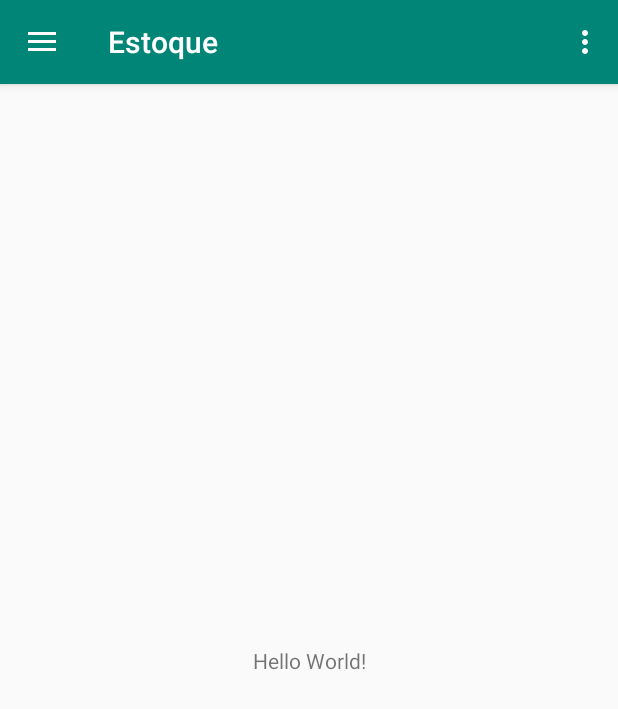
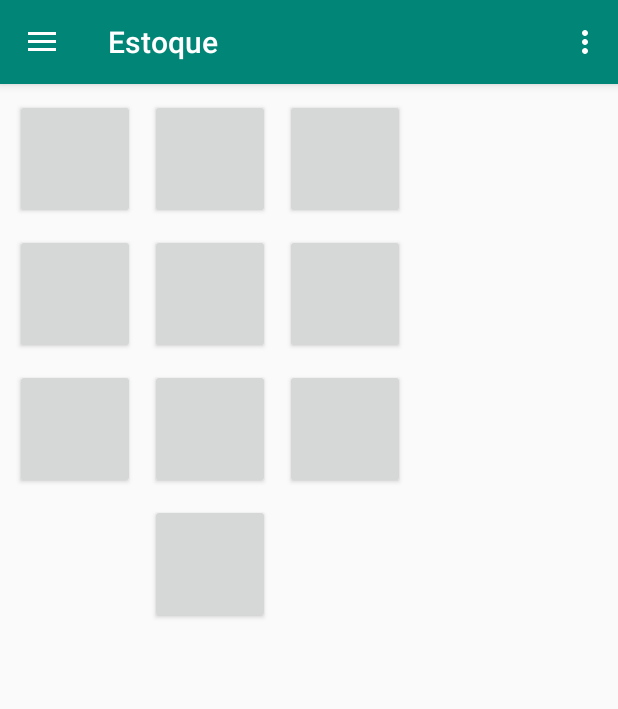
Before and after one commit to jeancsanchez/Calculadoras, an Android app: the screen it shows after launch (MainActivity), on a phone screen of 412 x 824 dp. Shown: the top 709 px of the screen. Run offline under Robolectric (Android 15) with nearby library versions, the phone set to English and light mode, and no system bars.

Commit message:
layout calculadora v1

```diff
--- a/app/src/main/res/layout/content_main.xml
+++ b/app/src/main/res/layout/content_main.xml
@@ -4,17 +4,89 @@
     xmlns:tools="http://schemas.android.com/tools"
     android:layout_width="match_parent"
     android:layout_height="match_parent"
+    android:padding="10dp"
     app:layout_behavior="@string/appbar_scrolling_view_behavior"
     tools:context=".MainActivity"
     tools:showIn="@layout/app_bar_main">
 
-    <TextView
-        android:layout_width="wrap_content"
-        android:layout_height="wrap_content"
-        android:text="Hello World!"
-        app:layout_constraintBottom_toBottomOf="parent"
-        app:layout_constraintLeft_toLeftOf="parent"
-        app:layout_constraintRight_toRightOf="parent"
-        app:layout_constraintTop_toTopOf="parent" />
+    <Button
+        android:id="@+id/btnUm"
+        android:layout_width="@dimen/botao_largura"
+        android:layout_height="@dimen/botao_altura"
+        app:layout_constraintStart_toStartOf="parent" />
+
+    <Button
+        android:id="@+id/btnDois"
+        android:layout_width="@dimen/botao_largura"
+        android:layout_height="@dimen/botao_altura"
+        android:layout_marginStart="10dp"
+        app:layout_constraintStart_toEndOf="@id/btnUm" />
+
+    <Button
+        android:id="@+id/btnTres"
+        android:layout_width="@dimen/botao_largura"
+        android:layout_height="@dimen/botao_altura"
+        android:layout_marginStart="10dp"
+        app:layout_constraintEnd_toEndOf="pa"
+        app:layout_constraintStart_toEndOf="@id/btnDois" />
+
+    <Button
+        android:id="@+id/btnQuatro"
+        android:layout_width="@dimen/botao_largura"
+        android:layout_height="@dimen/botao_altura"
+        android:layout_marginTop="10dp"
+        app:layout_constraintTop_toBottomOf="@id/btnUm" />
+
+    <Button
+        android:id="@+id/btnCinco"
+        android:layout_width="@dimen/botao_largura"
+        android:layout_height="@dimen/botao_altura"
+        android:layout_marginStart="10dp"
+        android:layout_marginTop="10dp"
+        app:layout_constraintStart_toEndOf="@id/btnQuatro"
+        app:layout_constraintTop_toBottomOf="@id/btnDois" />
+
+    <Button
+        android:id="@+id/btnSeis"
+        android:layout_width="@dimen/botao_largura"
+        android:layout_height="@dimen/botao_altura"
+        android:layout_marginStart="10dp"
+        android:layout_marginTop="10dp"
+        app:layout_constraintStart_toEndOf="@id/btnCinco"
+        app:layout_constraintTop_toBottomOf="@id/btnTres" />
+
+    <Button
+        android:id="@+id/btnSete"
+        android:layout_width="@dimen/botao_largura"
+        android:layout_height="@dimen/botao_altura"
+        android:layout_marginTop="10dp"
+        app:layout_constraintTop_toBottomOf="@id/btnQuatro" />
+
+    <Button
+        android:id="@+id/btnOito"
+        android:layout_width="@dimen/botao_largura"
+        android:layout_height="@dimen/botao_altura"
+        android:layout_marginStart="10dp"
+        android:layout_marginTop="10dp"
+        app:layout_constraintStart_toEndOf="@id/btnSete"
+        app:layout_constraintTop_toBottomOf="@id/btnCinco" />
+
+    <Button
+        android:id="@+id/btnNove"
+        android:layout_width="@dimen/botao_largura"
+        android:layout_height="@dimen/botao_altura"
+        android:layout_marginStart="10dp"
+        android:layout_marginTop="10dp"
+        app:layout_constraintStart_toEndOf="@id/btnOito"
+        app:layout_constraintTop_toBottomOf="@id/btnSeis" />
+
+    <Button
+        android:id="@+id/btnZero"
+        android:layout_width="@dimen/botao_largura"
+        android:layout_height="@dimen/botao_altura"
+        android:layout_marginTop="10dp"
+        app:layout_constraintEnd_toEndOf="@id/btnNove"
+        app:layout_constraintStart_toStartOf="@id/btnSete"
+        app:layout_constraintTop_toBottomOf="@id/btnOito" />
 
 </android.support.constraint.ConstraintLayout>
--- a/app/src/main/res/values/dimens.xml
+++ b/app/src/main/res/values/dimens.xml
@@ -5,4 +5,6 @@
     <dimen name="nav_header_vertical_spacing">8dp</dimen>
     <dimen name="nav_header_height">176dp</dimen>
     <dimen name="fab_margin">16dp</dimen>
+    <dimen name="botao_largura">80dp</dimen>
+    <dimen name="botao_altura">80dp</dimen>
 </resources>
```
